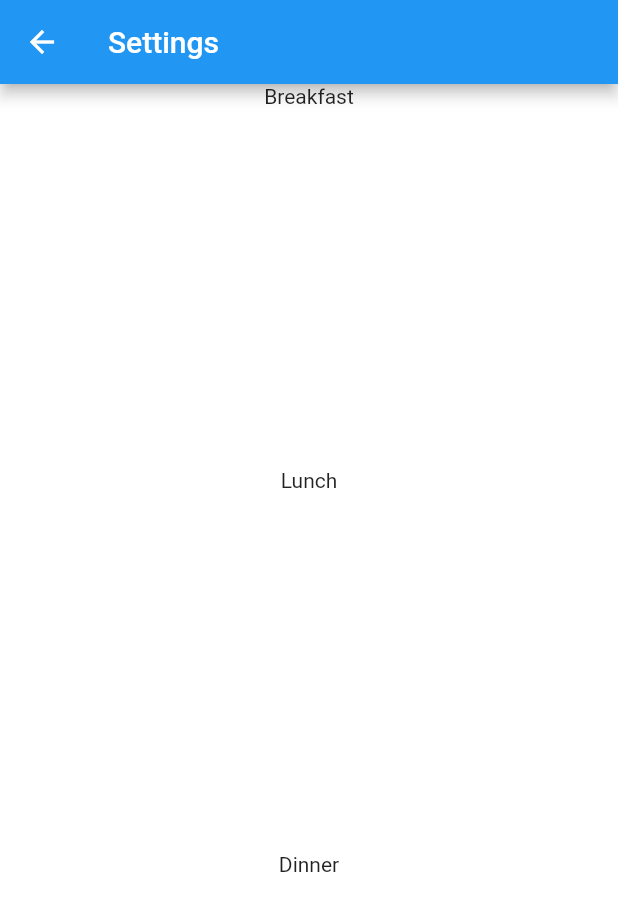
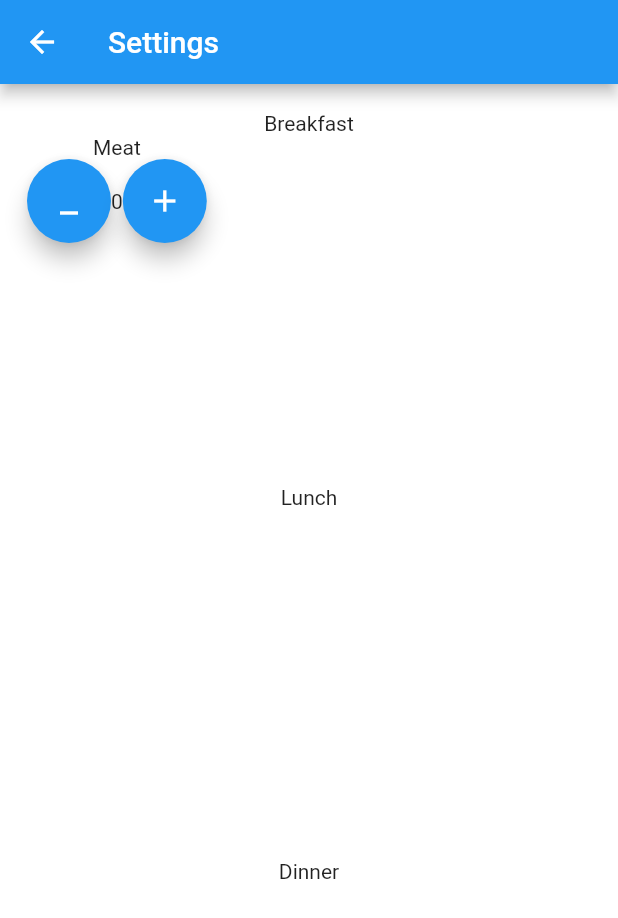
Before and after one commit to Linxin-Zhong/Bon-Appetit, a Flutter app: the screen it shows after launch, after a tap on the "settings" icon, on a phone screen of 412 x 824 dp. Shown: the top 918 px of the screen. Run offline on Flutter 3.47's test engine with Material 2 defaults, Android fonts, the phone set to English and light mode, and no system bars; our stand-ins replace auto_size_text, google_fonts.

Commit message:
Started the function of setting food combinations for each meal

```diff
--- a/lib/database.dart
+++ b/lib/database.dart
@@ -1,11 +1,17 @@
+
 import 'dish.dart';
 
+ const int MEAT = 0;
+   const int VEGE = 1;
+   const int SOUP = 2;
+   const int DESSERT = 3;
+   const int MAIN = 4;
+   const int BREAKFAST = 0;
+   const int LUNCH = 1;
+   const int DINNER = 2;
+
 class DataBase {
-  static const int meat = 0;
-  static const int vege = 1;
-  static const int soup = 2;
-  static const int dessert = 3;
-  static const int main = 4;
+
 
   late int number;
   late List<Dish> dishes;
@@ -35,37 +41,72 @@ DataBase() {
     this.typeLimit[type]++;
   }
 
+  bool ableToChange(int meal, int type, String sign){
+    if (sign == '+' && typeLimit[type] == 0){
+      return false;
+    } else if (sign == '-'){
+      switch (type) {
+       case MEAT:
+         if (meatComb[meal] <= 0){
+          return false;
+         }
+         break;
+       case VEGE:
+       if (vegeComb[meal] <= 0){
+          return false;
+         }
+         break;
+       case SOUP:
+       if (soupComb[meal] <= 0){
+          return false;
+         }
+         break;
+       case DESSERT:
+       if (dessertComb[meal] <= 0){
+          return false;
+         }
+         break;
+       case MAIN:
+       if (mainComb[meal] <= 0){
+          return false;
+         }
+         break;
+      }
+    }
+    return true;
+  }
+
    editCombinations(int meal, int type, String sign){
      switch (type) {
-       case meat:
+       case MEAT:
          if (sign == '+'){
           meatComb[meal]++;
          } else {
           meatComb[meal]--;
          }
          break;
-       case vege:
+       case VEGE:
          if (sign == '+'){
           vegeComb[meal]++;
          } else {
           vegeComb[meal]--;
          }
          break;
-       case soup:
+       case SOUP:
          if (sign == '+'){
           soupComb[meal]++;
          } else {
           soupComb[meal]--;
          }
          break;
-       case dessert:
+       case DESSERT:
          if (sign == '+'){
           dessertComb[meal]++;
          } else {
           dessertComb[meal]--;
          }
          break;
-       case main:
+       case MAIN:
          if (sign == '+'){
           mainComb[meal]++;
          } else {
--- a/lib/settingsPage.dart
+++ b/lib/settingsPage.dart
@@ -1,7 +1,6 @@
 import 'package:flutter/material.dart';
 import 'database.dart';
 import 'dish.dart';
-
 
 class settingsPage extends StatefulWidget {
   final DataBase db;
@@ -11,7 +10,6 @@ class settingsPage extends StatefulWidget {
 }
 
 class _settingsState extends State<settingsPage> {
-
   DataBase db;
   _settingsState({required this.db});
   @override
@@ -27,34 +25,111 @@ class _settingsState extends State<settingsPage> {
           },
         ),
       ),
-      body: Column(
-        children:[
-          Flexible(child: Container(
+      body: Center(
+        child: Padding(
+          padding: EdgeInsets.all(10),
+          child: Column(
+            children: [
+              Flexible(
+                child: Padding(
+                  padding: EdgeInsets.all(8),
                   child: Align(
                       alignment: Alignment.topCenter,
-              child:(
-                Text('Breakfast')
+                      child: Column(
+                        children: [
+                          Text('Breakfast'),
+                          Row(
+                            children: [
+                              Column(children: [
+                                Text('Meat'),
+                                Row(children: [
+                                  FloatingActionButton(
+                                      child: const Icon(Icons.minimize),
+                                      onPressed: () {
+                                        if (!db.ableToChange(
+                                            BREAKFAST, MEAT, '-')) {
+                                          cantDecrease();
+                                        } else {
+                                          db.editCombinations(
+                                              BREAKFAST, MEAT, '-');
+                                        }
+                                        setState(() {
+                                          //refresh
+                                        });
+                                      }),
+                                  Text(db.meatComb[0].toString()),
+                                  FloatingActionButton(
+                                      child: const Icon(Icons.add),
+                                      onPressed: () {
+                                        if (!db.ableToChange(
+                                            BREAKFAST, MEAT, '+')) {
+                                          cantAdd();
+                                        } else {
+                                          db.editCombinations(
+                                              BREAKFAST, MEAT, '+');
+                                        }
+                                        setState(() {
+                                          //refresh
+                                        });
+                                      }),
+                                ])
+                              ])
+                            ],
+                          ),
+                        ],
+                      )),
                 ),
               ),
-          )),
-          Flexible(child: Container(
+              Flexible(
+                child: Padding(
+                  padding: EdgeInsets.all(8),
                   child: Align(
                     alignment: Alignment.topCenter,
-              child:(
-                Text('Lunch')
+                    child: (Text('Lunch')),
                   ),
                 ),
-          )),
-          Flexible(child: Container(
+              ),
+              Flexible(
+                child: Padding(
+                  padding: EdgeInsets.all(8),
                   child: Align(
                     alignment: Alignment.topCenter,
-              child:(
-                Text('Dinner')
+                    child: (Text('Dinner')),
                   ),
                 ),
-          )),
+              ),
             ],
+          ),
+        ),
       ),
     );
   }
+
+  Future<String?> cantDecrease() {
+    return showDialog<String>(
+        context: context,
+        builder: ((context) => AlertDialog(
+              title: const Text('Already zero, cannot decrease more'),
+              actions: <Widget>[
+                TextButton(
+                    onPressed: () => Navigator.pop(context),
+                    child: const Text('OK'))
+              ],
+            )));
   }
+
+  Future<String?> cantAdd() {
+    return showDialog<String>(
+        context: context,
+        builder: ((context) => AlertDialog(
+              title:
+                  const Text('You have not define any dish with this type yet'),
+              content: const Text('Please add a dish of this type first'),
+              actions: <Widget>[
+                TextButton(
+                    onPressed: () => Navigator.pop(context),
+                    child: const Text('OK'))
+              ],
+            )));
+  }
+}
```
Lines whose indentation alone changed are shown as unchanged.
